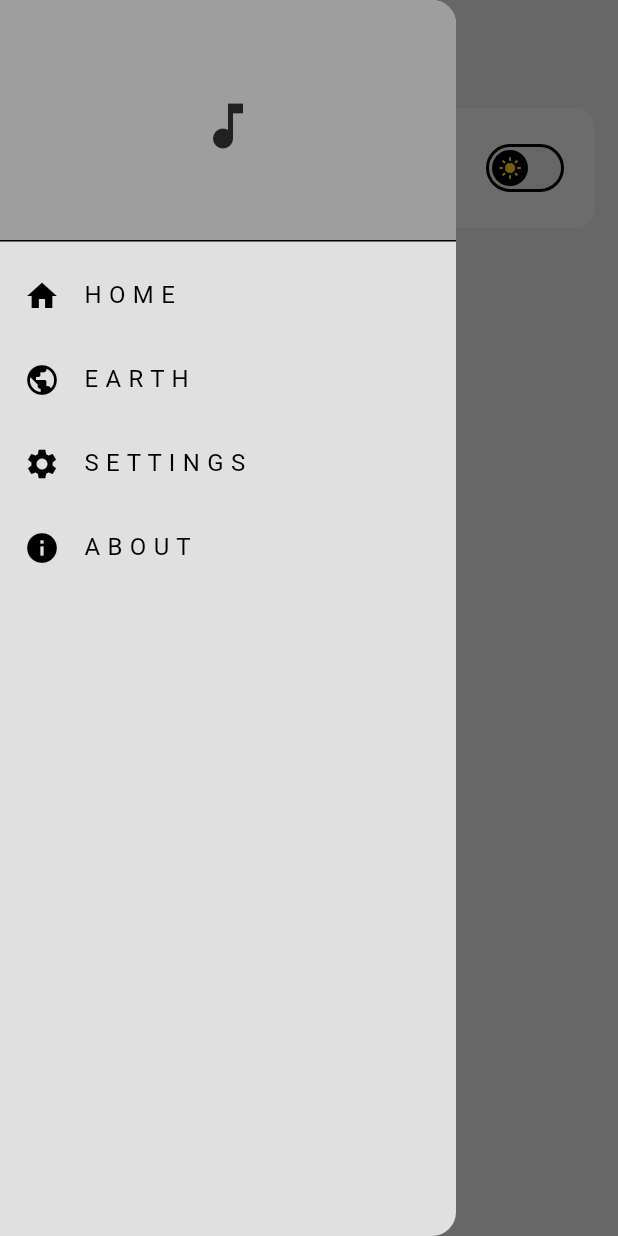
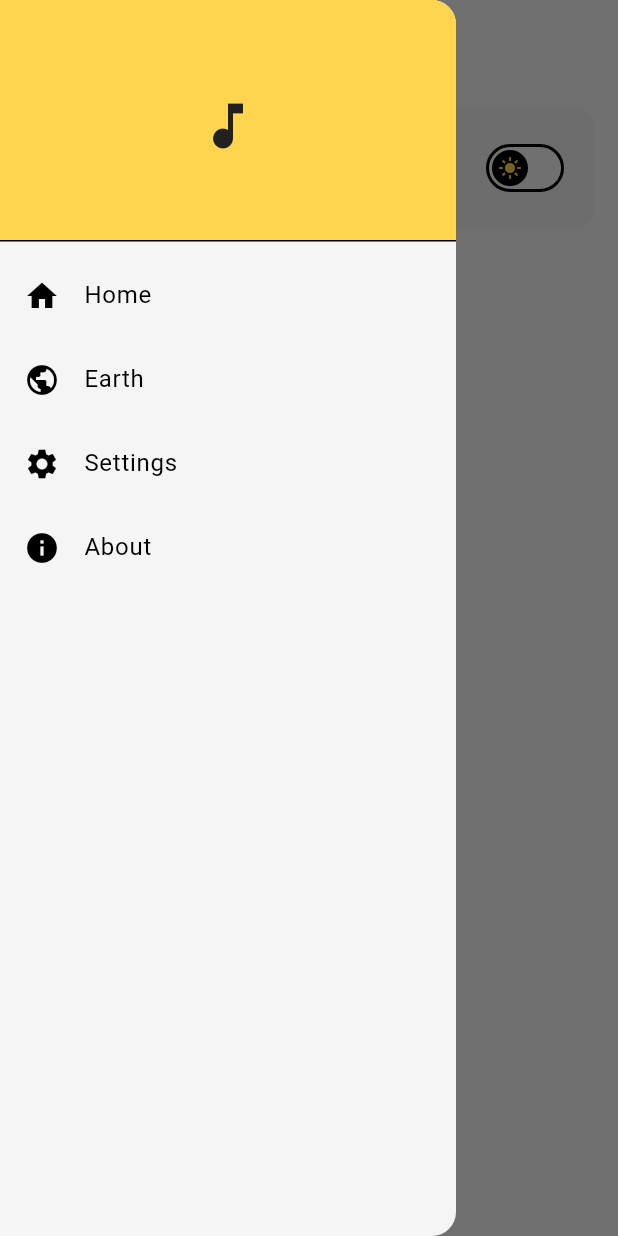
Before and after one commit to lok020/third_planet, a Flutter app: the SettingPage screen opened directly, with the side drawer open, on a phone screen of 412 x 824 dp. Run offline on Flutter 3.47's test engine with Material 3 defaults, Android fonts, the phone set to English and light mode, and no system bars.

Commit message:
chore: text & color scheme update, feature: add color to the switch button

```diff
--- a/lib/components/my_drawer.dart
+++ b/lib/components/my_drawer.dart
@@ -23,7 +23,7 @@ class MyDrawer extends StatelessWidget {
           ),
           ListTile(
             leading: const Icon(Icons.home),
-            title: const Text('H O M E'),
+            title: const Text('Home'),
             onTap: () {
               Navigator.pop(context);
               Navigator.push(context, MaterialPageRoute(builder: (context) => const HomePage()));
@@ -31,7 +31,7 @@ class MyDrawer extends StatelessWidget {
           ),
           ListTile(
             leading: const Icon(Icons.public),
-            title: const Text('E A R T H'),
+            title: const Text('Earth'),
             onTap: () {
               Navigator.pop(context);
               Navigator.push(context, MaterialPageRoute(builder: (context) => const EarthPage()));
@@ -39,7 +39,7 @@ class MyDrawer extends StatelessWidget {
           ),
           ListTile(
             leading: const Icon(Icons.settings),
-            title: const Text('S E T T I N G S'),
+            title: const Text('Settings'),
             onTap: () {
               Navigator.pop(context);
               Navigator.push(context, MaterialPageRoute(builder: (context) => const SettingPage()));
@@ -47,7 +47,7 @@ class MyDrawer extends StatelessWidget {
           ),
           ListTile(
             leading: const Icon(Icons.info),
-            title: const Text('A B O U T'),
+            title: const Text('About'),
             onTap: () {
               Navigator.pop(context);
               Navigator.push(context, MaterialPageRoute(builder: (context) => const AboutPage()));
--- a/lib/pages/Earth_page.dart
+++ b/lib/pages/Earth_page.dart
@@ -13,7 +13,7 @@ class _EarthPageState extends State<EarthPage> {
   Widget build(BuildContext context) {
     return Scaffold(
       backgroundColor: Theme.of(context).colorScheme.surface,
-      appBar: AppBar(title: const Text('E A R T H')),
+      appBar: AppBar(title: const Text('Earth')),
       drawer: MyDrawer(),
     );
   }
--- a/lib/pages/about_page.dart
+++ b/lib/pages/about_page.dart
@@ -12,7 +12,7 @@ class _AboutPageState extends State<AboutPage> {
   @override
   Widget build(BuildContext context) {
     return Scaffold(
-      appBar: AppBar(title: const Text('A B O U T')),
+      appBar: AppBar(title: const Text('About')),
       drawer: MyDrawer(),
       body: Container(
         decoration: BoxDecoration(
--- a/lib/pages/home_page.dart
+++ b/lib/pages/home_page.dart
@@ -13,7 +13,7 @@ class _HomePageState extends State<HomePage> {
   Widget build(BuildContext context) {
     return Scaffold(
       backgroundColor: Theme.of(context).colorScheme.surface,
-      appBar: AppBar(title: const Text('H O M E')),
+      appBar: AppBar(title: const Text('Home')),
       drawer: MyDrawer(),
     );
   }
--- a/lib/pages/setting_page.dart
+++ b/lib/pages/setting_page.dart
@@ -9,7 +9,7 @@ class SettingPage extends StatelessWidget {
   @override
   Widget build(BuildContext context) {
     return Scaffold(
-      appBar: AppBar(title: const Text('S E T T I N G S')),
+      appBar: AppBar(title: const Text('Settings')),
       drawer: MyDrawer(),
       body: Container(
         decoration: BoxDecoration(
@@ -21,7 +21,7 @@ class SettingPage extends StatelessWidget {
         child: Row(
           mainAxisAlignment: MainAxisAlignment.spaceBetween,
           children: [
-          Text("Dark Mode", style: TextStyle(color: Theme.of(context).colorScheme.inversePrimary)),
+          Text("Color schemes", style: TextStyle(color: Theme.of(context).colorScheme.inversePrimary)),
           Switch(
             value: Provider.of<ThemeProvider>(context).isDarkMode,
             onChanged: (value) {
@@ -31,8 +31,8 @@ class SettingPage extends StatelessWidget {
               (Set<WidgetState> states) {
                 final isDark = Provider.of<ThemeProvider>(context, listen: false).isDarkMode;
                 return isDark
-                    ? Icon(Icons.dark_mode, color: Colors.amber[100])
-                    : Icon(Icons.light_mode, color: Colors.amber[400]);
+                    ? Icon(Icons.dark_mode, color: Theme.of(context).colorScheme.inversePrimary)
+                    : Icon(Icons.light_mode, color: Theme.of(context).colorScheme.primary);
               },
             ),
           ),
--- a/lib/themes/dark_mode.dart
+++ b/lib/themes/dark_mode.dart
@@ -3,7 +3,7 @@ import 'package:flutter/material.dart';
 ThemeData darkMode = ThemeData(
   colorScheme: ColorScheme.dark(
     surface: Colors.grey.shade900,
-    primary: Colors.grey.shade600,
+    primary: Colors.lightBlue.shade900,
     secondary: Colors.grey.shade800,
     inversePrimary: Colors.grey.shade300,
   )
--- a/lib/themes/light_mode.dart
+++ b/lib/themes/light_mode.dart
@@ -2,8 +2,8 @@ import 'package:flutter/material.dart';
 
 ThemeData lightMode = ThemeData(
   colorScheme: ColorScheme.light(
-    surface: Colors.grey.shade300,
-    primary: Colors.grey.shade500,
+    surface: Colors.grey.shade100,
+    primary: Colors.amber.shade300,
     secondary: Colors.grey.shade200,
     inversePrimary: Colors.grey.shade900,
   )
```
